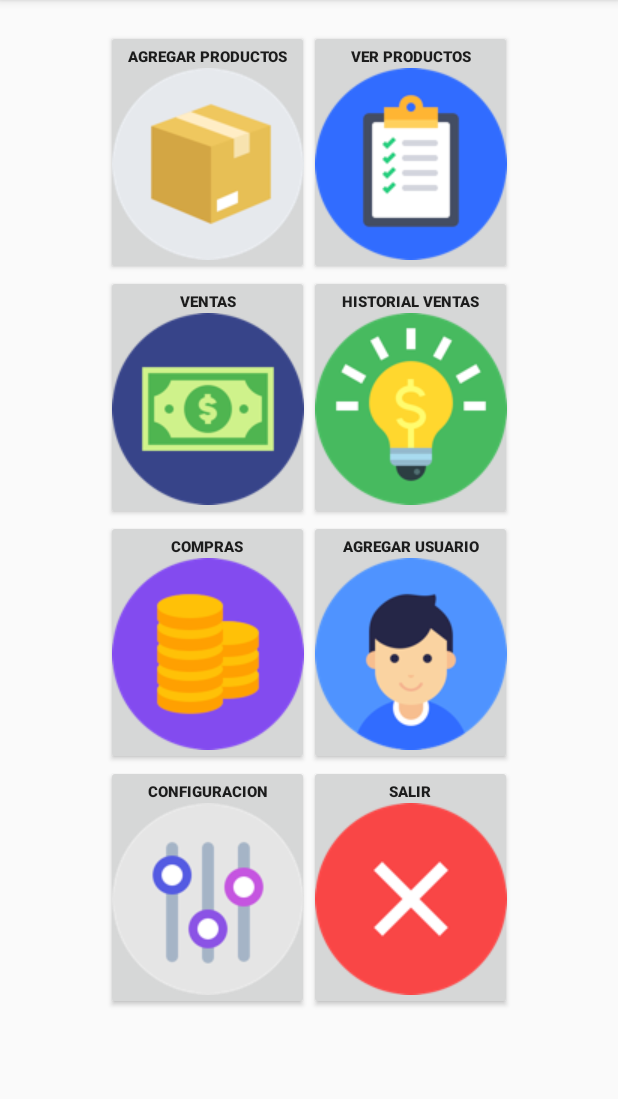
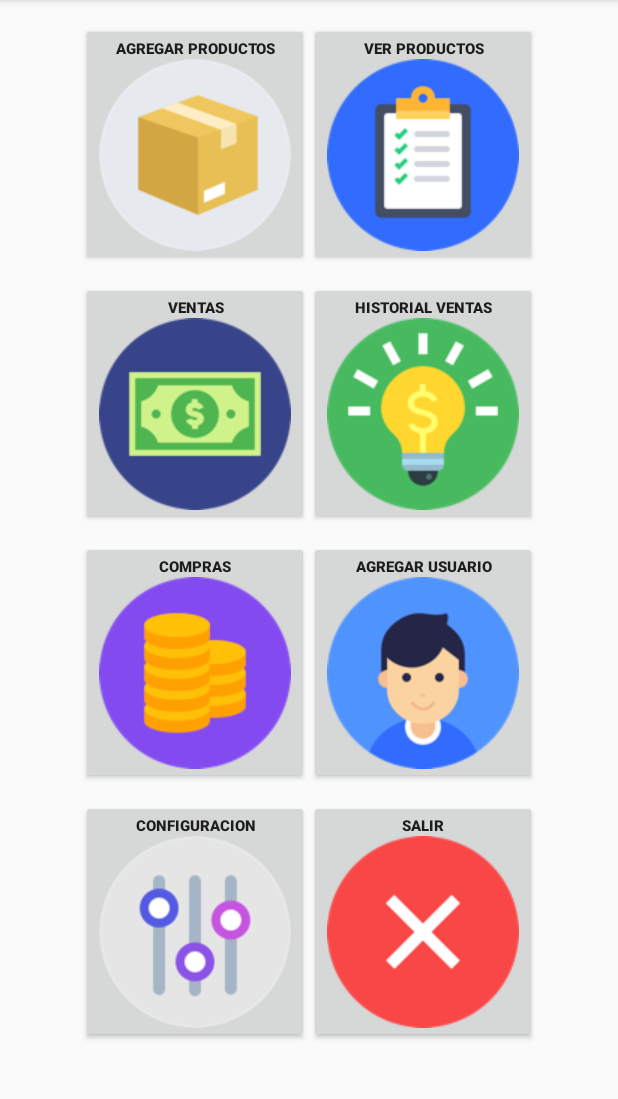
Before and after one commit to JRSValdez/VLSPinventarios, an Android app: the fragment Dashboard shown on its own in the app's theme, on a phone screen of 412 x 824 dp, the part 84-1183 px from its top. Run offline under Robolectric (Android 15) with nearby library versions, the phone set to English and light mode, and no system bars; 1 statement that could not run was skipped.

Commit message:
arreglos al fragment_dashboard y se implemento el backstack para volver atars acada fragment

```diff
--- a/app/src/main/java/sv/edu/catolica/vlsp_inventarios/ListarProductos.java
+++ b/app/src/main/java/sv/edu/catolica/vlsp_inventarios/ListarProductos.java
@@ -109,7 +109,7 @@ public class ListarProductos extends Fragment {
                 nextFrag.setArguments(bundle);
 
                 getActivity().getSupportFragmentManager().beginTransaction()
-                      .replace(R.id.contenedor, nextFrag)
+                      .replace(R.id.contenedor, nextFrag).addToBackStack(null)
                     .commit();
 
             }
--- a/app/src/main/java/sv/edu/catolica/vlsp_inventarios/ListarVentas.java
+++ b/app/src/main/java/sv/edu/catolica/vlsp_inventarios/ListarVentas.java
@@ -106,7 +106,7 @@ public class ListarVentas extends Fragment {
                 nextFrag.setArguments(bundle);
 
                 getActivity().getSupportFragmentManager().beginTransaction()
-                      .replace(R.id.contenedor, nextFrag)
+                      .replace(R.id.contenedor, nextFrag).addToBackStack(null)
                     .commit();
 
             }
--- a/app/src/main/res/layout/fragment_dashboard.xml
+++ b/app/src/main/res/layout/fragment_dashboard.xml
@@ -8,25 +8,25 @@
     <ScrollView
         android:orientation="vertical"
         android:layout_width="match_parent"
-        android:layout_height="match_parent"
-        android:padding="20dp">
+        android:layout_height="match_parent">
 
         <LinearLayout
             android:orientation="vertical"
             android:layout_width="match_parent"
-
-            android:layout_height="match_parent">
+            android:layout_height="match_parent"
+            android:padding="10dp">
 
             <LinearLayout
                 android:layout_width="match_parent"
                 android:layout_height="match_parent"
                 android:gravity="center"
-                android:orientation="horizontal">
+                android:orientation="horizontal"
+                android:padding="5dp">
 
                 <Button
                     android:id="@+id/btnPr"
-                    android:layout_width="135dp"
-                    android:layout_height="163dp"
+                    android:layout_width="wrap_content"
+                    android:layout_height="wrap_content"
                     android:drawableBottom="@drawable/agregarprod"
                     android:textSize="10dp"
 
@@ -36,8 +36,8 @@
 
                 <Button
                     android:id="@+id/btnListarProd"
-                    android:layout_width="135dp"
-                    android:layout_height="163dp"
+                    android:layout_width="wrap_content"
+                    android:layout_height="wrap_content"
                     android:drawableBottom="@drawable/verprod"
                     android:textSize="10dp"
                     android:text="VER PRODUCTOS"
@@ -49,12 +49,13 @@
                 android:layout_width="match_parent"
                 android:layout_height="match_parent"
                 android:gravity="center"
-                android:orientation="horizontal">
+                android:orientation="horizontal"
+                android:padding="5dp">
 
                 <Button
                     android:id="@+id/btnVenta"
-                    android:layout_width="135dp"
-                    android:layout_height="163dp"
+                    android:layout_width="wrap_content"
+                    android:layout_height="wrap_content"
                     android:drawableBottom="@drawable/ventasicono"
                     android:textSize="10dp"
                     android:text="VENTAS"
@@ -62,8 +63,8 @@
 
                 <Button
                     android:id="@+id/btnHistorialVentas"
-                    android:layout_width="135dp"
-                    android:layout_height="163dp"
+                    android:layout_width="wrap_content"
+                    android:layout_height="wrap_content"
                     android:drawableBottom="@drawable/hventas"
                     android:textSize="10dp"
                     android:text="HISTORIAL VENTAS"
@@ -76,14 +77,13 @@
                 android:layout_width="match_parent"
                 android:layout_height="match_parent"
                 android:gravity="center"
-                android:orientation="horizontal">
-
-
+                android:orientation="horizontal"
+                android:padding="5dp">
 
                 <Button
                     android:id="@+id/btnCompra"
-                    android:layout_width="135dp"
-                    android:layout_height="163dp"
+                    android:layout_width="wrap_content"
+                    android:layout_height="wrap_content"
                     android:drawableBottom="@drawable/comprasicono"
                     android:gravity="center"
                     android:textSize="10dp"
@@ -92,8 +92,8 @@
 
                 <Button
                     android:id="@+id/btnAggUser"
-                    android:layout_width="135dp"
-                    android:layout_height="163dp"
+                    android:layout_width="wrap_content"
+                    android:layout_height="wrap_content"
                     android:drawableBottom="@drawable/user"
                     android:gravity="center"
                     android:textSize="10dp"
@@ -108,14 +108,13 @@
                 android:layout_width="match_parent"
                 android:layout_height="match_parent"
                 android:gravity="center"
-                android:orientation="horizontal">
-
-
+                android:orientation="horizontal"
+                android:padding="5dp">
 
                 <Button
                     android:id="@+id/btnConfiguracion"
-                    android:layout_width="135dp"
-                    android:layout_height="163dp"
+                    android:layout_width="wrap_content"
+                    android:layout_height="wrap_content"
                     android:drawableBottom="@drawable/configuracionico"
                     android:gravity="center"
                     android:textSize="10dp"
@@ -124,8 +123,8 @@
 
                 <Button
                     android:id="@+id/btnSalirApp"
-                    android:layout_width="135dp"
-                    android:layout_height="163dp"
+                    android:layout_width="wrap_content"
+                    android:layout_height="wrap_content"
                     android:drawableBottom="@drawable/salirapp"
                     android:gravity="center"
                     android:textSize="10dp"
```
Also changed, not shown: app/src/main/java/sv/edu/catolica/vlsp_inventarios/Dashboard.java (+5 -5 lines), app/src/main/java/sv/edu/catolica/vlsp_inventarios/MainActivity.java (+24 -18 lines), app/src/main/res/layout/dashboard.xml (deleted, +0 -18 lines).
